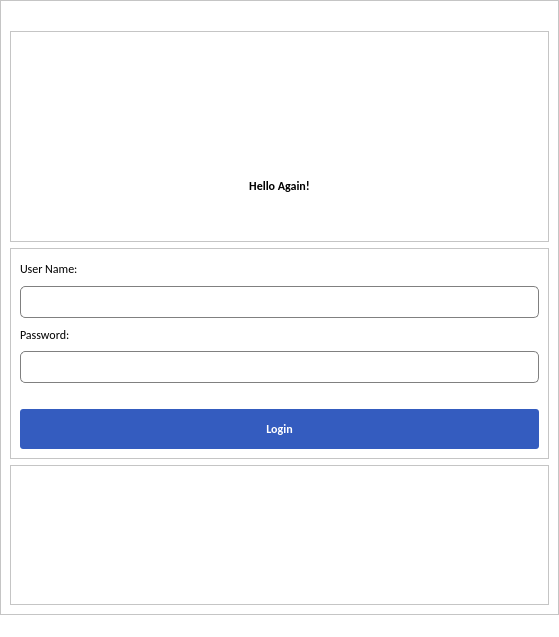
First picture: the form in ui/ui_files/login.ui, repository ali7haider/railway-automation-system, before the edit.
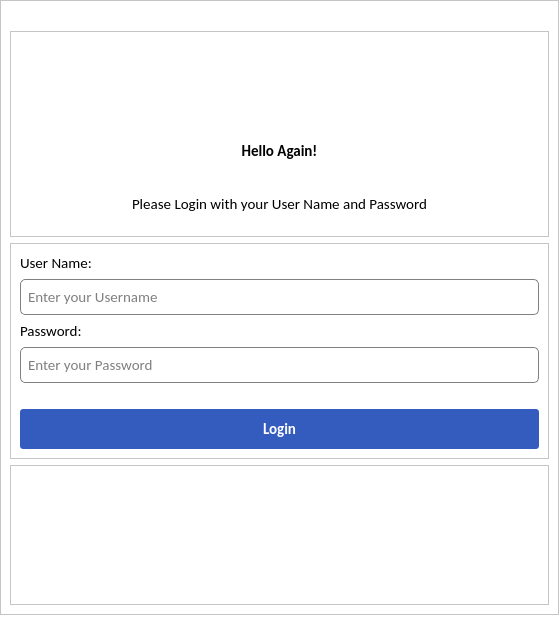
Second picture: the form after the edit. Icons and pictures are not drawn.

Commit message: Enhance login UI with additional styling and placeholder text for username and password fields

Diff of the .ui file:
```diff
--- a/ui/ui_files/login.ui
+++ b/ui/ui_files/login.ui
@@ -20,6 +20,8 @@
    <property name="styleSheet">
     <string notr="true">QWidget {
     font-family: Calibri;
+	font: 11pt ;
+
 }
 
 
@@ -29,7 +31,6 @@
 }
 
 QLineEdit {
-    min-height: 30px; /* Adjust as needed */
     border-radius: 5px;
     border: 1px solid gray;
     padding-left: 5px;
@@ -133,6 +134,20 @@
             </property>
            </widget>
           </item>
+          <item>
+           <widget class="QLabel" name="label_5">
+            <property name="styleSheet">
+             <string notr="true">font: 10pt &quot;Calibri&quot;;
+</string>
+            </property>
+            <property name="text">
+             <string>Please Login with your User Name and Password</string>
+            </property>
+            <property name="alignment">
+             <set>Qt::AlignCenter</set>
+            </property>
+           </widget>
+          </item>
          </layout>
         </widget>
        </item>
@@ -150,9 +165,15 @@
             <property name="minimumSize">
              <size>
               <width>0</width>
-              <height>32</height>
+              <height>36</height>
              </size>
             </property>
+            <property name="styleSheet">
+             <string notr="true"/>
+            </property>
+            <property name="placeholderText">
+             <string>Enter your Username</string>
+            </property>
            </widget>
           </item>
           <item row="4" column="1">
@@ -160,12 +181,15 @@
             <property name="minimumSize">
              <size>
               <width>0</width>
-              <height>32</height>
+              <height>36</height>
              </size>
             </property>
             <property name="echoMode">
              <enum>QLineEdit::Password</enum>
             </property>
+            <property name="placeholderText">
+             <string>Enter your Password</string>
+            </property>
            </widget>
           </item>
           <item row="1" column="1">
```
